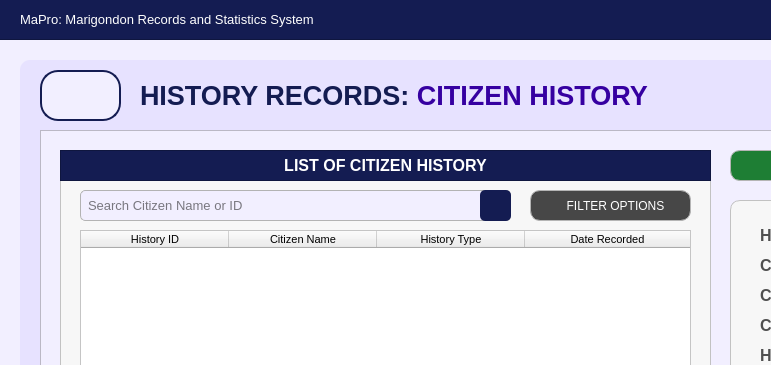
Old version of the form Resources/UIs/MainPages/HistoryRecordPages/citizen_history.ui in the repository Yohhannn/Barangay-Records-Statistics-System; both pictures show x 0 to 771 and y 0 to 365 of the 1350 by 850 pixel window.
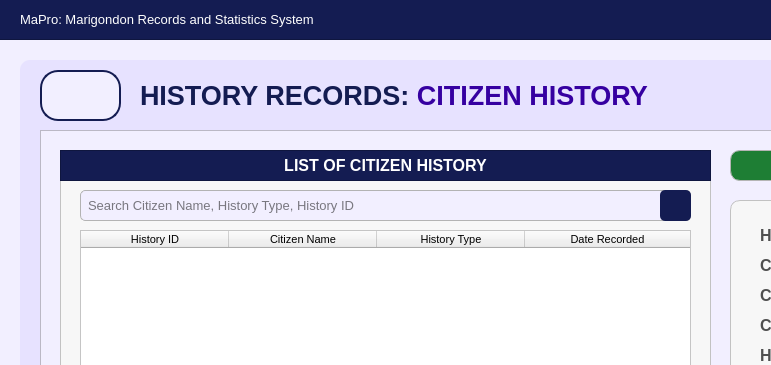
New version of the form. Icons and pictures are not drawn.

Commit message: drafted-filter-option-infra

Diff of the .ui file:
```diff
--- a/Resources/UIs/MainPages/HistoryRecordPages/citizen_history.ui
+++ b/Resources/UIs/MainPages/HistoryRecordPages/citizen_history.ui
@@ -292,7 +292,7 @@
        <rect>
         <x>20</x>
         <y>40</y>
-        <width>431</width>
+        <width>611</width>
         <height>31</height>
        </rect>
       </property>
@@ -316,13 +316,13 @@
        <string/>
       </property>
       <property name="placeholderText">
-       <string>Search Citizen Name or ID</string>
+       <string>Search Citizen Name, History Type, History ID</string>
       </property>
      </widget>
      <widget class="QPushButton" name="histrec_HistoryID_buttonSearch">
       <property name="geometry">
        <rect>
-        <x>420</x>
+        <x>600</x>
         <y>40</y>
         <width>31</width>
         <height>31</height>
@@ -490,61 +490,6 @@
        </property>
       </column>
      </widget>
-     <widget class="QPushButton" name="citizenhistoryList_buttonFilter">
-      <property name="geometry">
-       <rect>
-        <x>470</x>
-        <y>40</y>
-        <width>161</width>
-        <height>31</height>
-       </rect>
-      </property>
-      <property name="font">
-       <font>
-        <family>Arial</family>
-        <pointsize>9</pointsize>
-       </font>
-      </property>
-      <property name="cursor">
-       <cursorShape>PointingHandCursor</cursorShape>
-      </property>
-      <property name="focusPolicy">
-       <enum>Qt::FocusPolicy::NoFocus</enum>
-      </property>
-      <property name="styleSheet">
-       <string notr="true">#citizenhistoryList_buttonFilter {
-    background-color:  #474747;
-    color: white;
-    border: 1px solid #b5b5b5;
-    border-radius: 10px;
-    padding: 10px; 
-}
-
-#citizenhistoryList_buttonFilter:hover {
-    background-color: #636363;
-    color: white; 
-}
-
-#citizenhistoryList_buttonFilter:pressed {
-    background-color: #bfbfbf;
-    color: white; 
-}
-</string>
-      </property>
-      <property name="text">
-       <string>   FILTER OPTIONS</string>
-      </property>
-      <property name="icon">
-       <iconset>
-        <normaloff>../../../Assets/FuncIcons/icon_filter.svg</normaloff>../../../Assets/FuncIcons/icon_filter.svg</iconset>
-      </property>
-      <property name="iconSize">
-       <size>
-        <width>18</width>
-        <height>18</height>
-       </size>
-      </property>
-     </widget>
     </widget>
     <widget class="QPushButton" name="histrec_citizenhistory_button_remove">
      <property name="geometry">
```
The commit also changes 1 other file.
